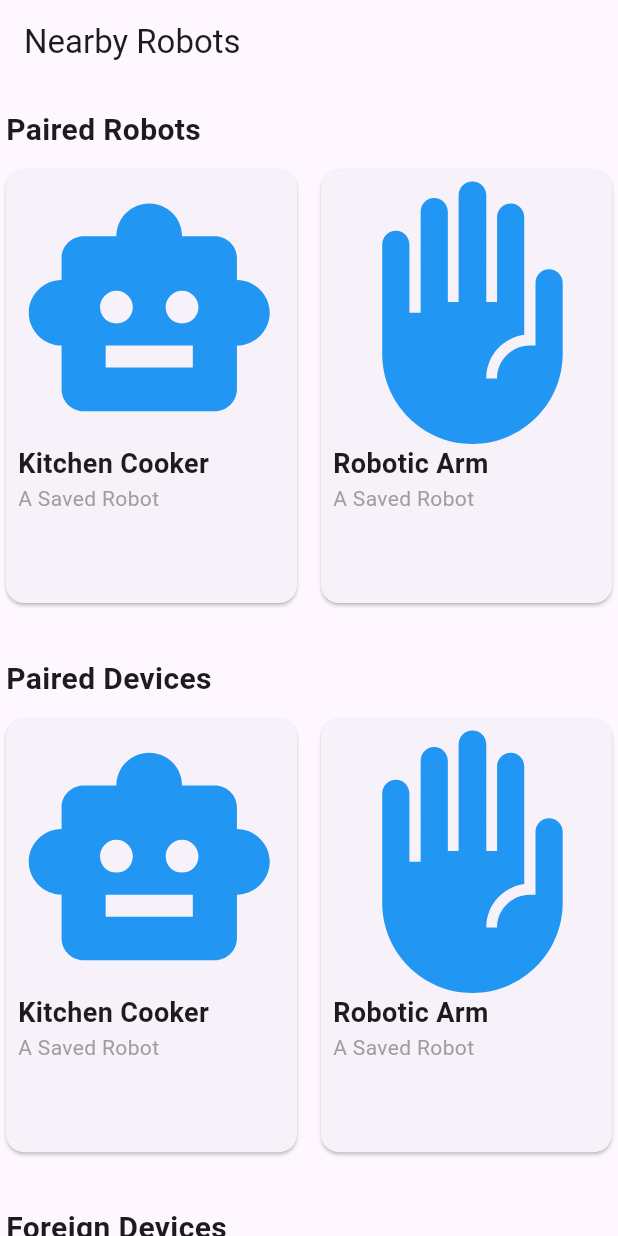
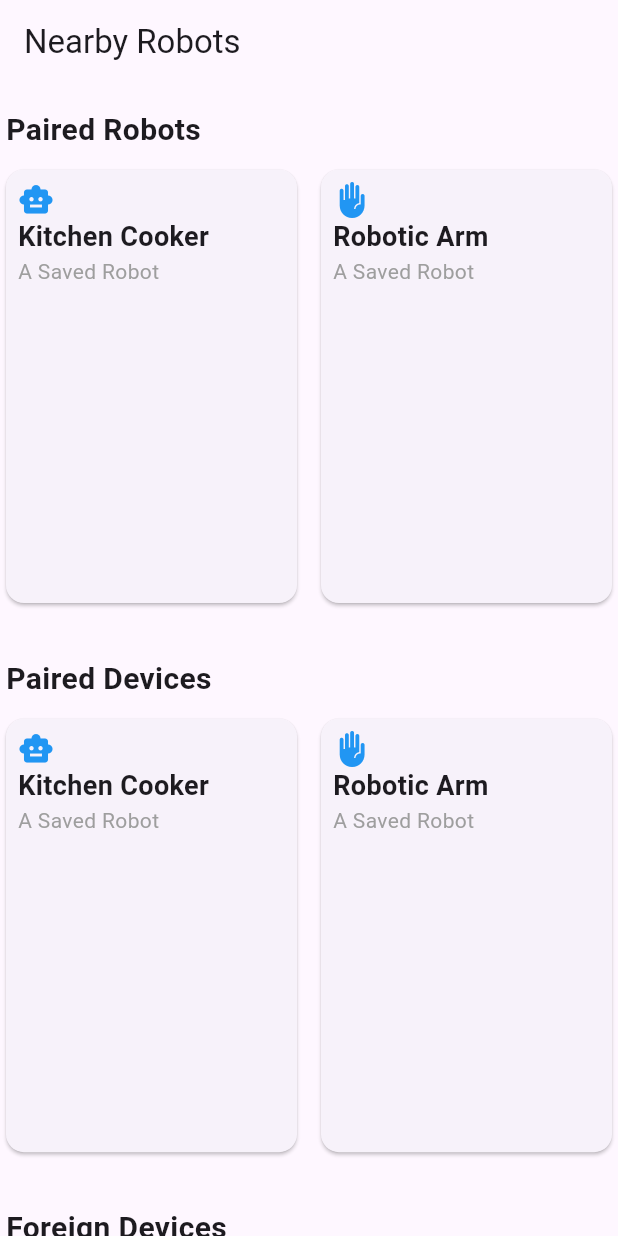
Before and after one commit to youssef-hsn/BotBoard, a Flutter app: the screen it shows after launch, on a phone screen of 412 x 824 dp. Run offline on Flutter 3.47's test engine with Material 3 defaults, Android fonts, the phone set to English and light mode, and no system bars.

Commit message:
🛠️ Use getIcon Function

```diff
--- a/mobile_app/lib/models/devices.dart
+++ b/mobile_app/lib/models/devices.dart
@@ -17,8 +17,7 @@ class Device {
     return DeviceCard(
       title: name,
       subtitle: "Foreign Device ($macAddress)",
-      icon: Icons.bluetooth,
-      color: Colors.grey,
+      thumbnail: getIcon(),
     );
   }
 
@@ -48,8 +47,7 @@ class PairedDevice extends Device {
     return DeviceCard(
       title: name,
       subtitle: "Paired Device ($macAddress)",
-      icon: icon,
-      color: iconColor,
+      thumbnail: getIcon(),
     );
   }
 }
--- a/mobile_app/lib/models/robot.dart
+++ b/mobile_app/lib/models/robot.dart
@@ -1,6 +1,5 @@
 import 'package:BotBoard/models/devices.dart';
-import 'package:flutter/material.dart'
-    show Color, IconData, Widget, Colors, Image, Icon, Icons;
+import 'package:flutter/material.dart' show Widget, Colors, Image, Icon, Icons;
 import '../widgets/device_card.dart';
 
 class Robot extends PairedDevice {
@@ -28,8 +27,7 @@ class Robot extends PairedDevice {
     return DeviceCard(
       title: name,
       subtitle: description,
-      icon: icon,
-      color: iconColor,
+      thumbnail: getIcon(),
     );
   }
 }
--- a/mobile_app/lib/widgets/device_card.dart
+++ b/mobile_app/lib/widgets/device_card.dart
@@ -1,12 +1,14 @@
 import 'package:flutter/material.dart';
 
 class DeviceCard extends StatelessWidget {
-  final title;
-  final subtitle;
-  final icon;
-  final color;
+  final String title;
+  final String subtitle;
+  final Widget thumbnail;
   const DeviceCard(
-      {this.title, this.subtitle, this.icon, this.color, super.key});
+      {required this.title,
+      required this.subtitle,
+      required this.thumbnail,
+      super.key});
 
   @override
   Widget build(BuildContext context) {
@@ -20,11 +22,7 @@ class DeviceCard extends StatelessWidget {
             child: Column(
               crossAxisAlignment: CrossAxisAlignment.start,
               children: [
-                Icon(
-                  icon,
-                  color: color,
-                  size: 175,
-                ),
+                thumbnail,
                 Text(title,
                     style: const TextStyle(
                         fontWeight: FontWeight.bold, fontSize: 18)),
```
